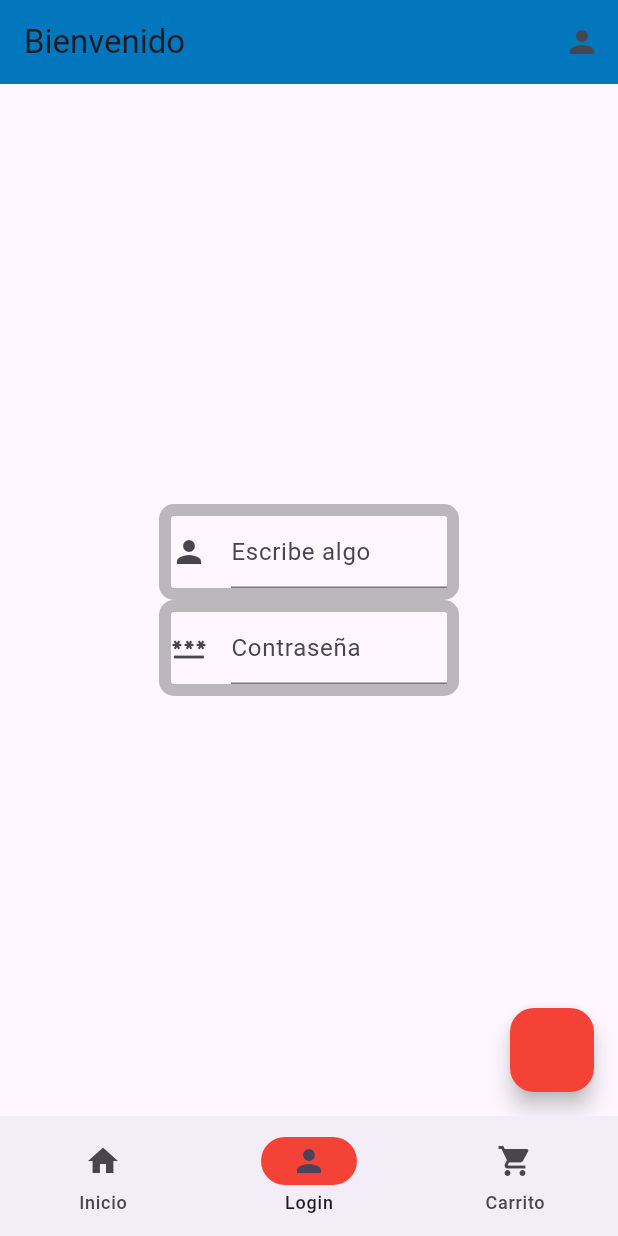
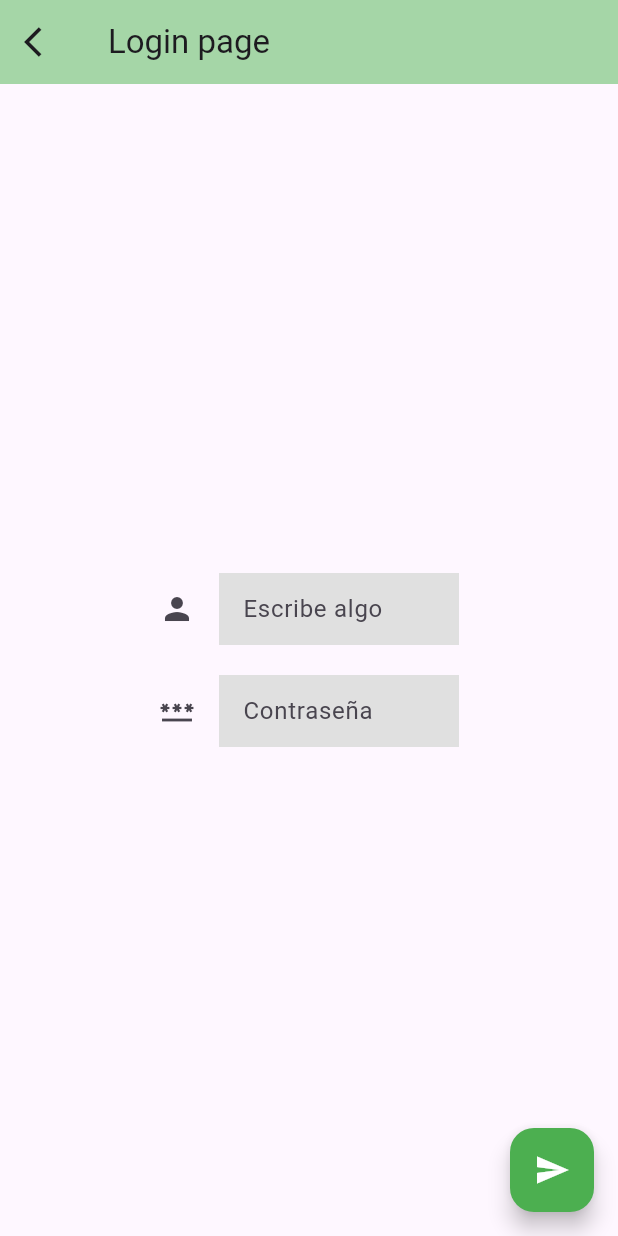
Before and after one commit to DamnProyect/cambiosZaid, a Flutter app: the screen it shows after launch, item 2 of the bottom bar chosen, after a tap on the "person" icon, on a phone screen of 412 x 824 dp. Run offline on Flutter 3.47's test engine with Material 3 defaults, Android fonts, the light colour scheme and no system bars; Roboto replaces fonts that are missing (Georgia).

Commit message:
Boton de login configurado, falta cambiar el saludo de bienvenida con el usuario

```diff
--- a/widgets_basicos/lib/main.dart
+++ b/widgets_basicos/lib/main.dart
@@ -1,9 +1,5 @@
-import 'dart:ffi';
-
 import 'package:flutter/material.dart';
-import 'package:widgets_basicos/products.dart';
-import 'package:widgets_basicos/screens/homeScreenGrid.dart';
-import 'package:widgets_basicos/screens/login.dart';
+import 'package:widgets_basicos/screens/Home_page.dart';
 import 'package:widgets_basicos/variables.dart';
 
 void main() {
@@ -19,61 +15,17 @@ class MyApp extends StatefulWidget {
 }
 
 class _MyAppState extends State<MyApp> {
-  int currentIndex = 0;
-
-  bool login = false;
-  final textControlerUsuario = TextEditingController();
-  final textControlerPass = TextEditingController();
-  String texto = "Bienvenido";
-  String pass = "";
-  String usuario = "";
-  bool mostarFloating = false;
-  // This widget is the root of your application.
   @override
   Widget build(BuildContext context) {
     return MaterialApp(
+      debugShowCheckedModeBanner: false,
       //Temas de la aplicacion, texto, colores etc
       theme: ThemeData(
         //Texto de la app
         fontFamily: 'Georgia',
       ),
-      home: Scaffold(
-        //AppBar
-        appBar: AppBar(
-          actions: [
-            //Icono que manda al logIN
-            IconButton(
-              onPressed: () {
-                setState(() {
-                  login = true;
-                });
-              },
-              icon: const Icon(Icons.person),
-            )
-          ],
-          backgroundColor: Colors.lightBlue[800],
-          title: Text(texto),
-        ),
-        body: [HomeScreenGrid(), LoginPage(), Container()][currentIndex],
-
-        bottomNavigationBar: NavigationBar(
-          destinations: const [
-            NavigationDestination(icon: Icon(Icons.home), label: "Inicio"),
-            NavigationDestination(icon: Icon(Icons.person), label: "Login"),
-            NavigationDestination(
-              icon: Icon(Icons.shopping_cart),
-              label: "Carrito",
-            ),
-          ],
-          selectedIndex: currentIndex,
-          indicatorColor: Colors.red,
-          onDestinationSelected: (value) {
-            setState(() {
-              currentIndex = value;
-            });
-          },
-        ),
-      ),
+      //La propiedad home es el inicio de la app, desde alli ya se manejan los demas widget que la componen
+      home: HomePage(),
     );
   }
 }
--- /dev/null
+++ b/widgets_basicos/lib/screens/Home_page.dart
@@ -0,0 +1,72 @@
+import 'package:flutter/material.dart';
+import 'package:widgets_basicos/screens/carrito.dart';
+import 'package:widgets_basicos/screens/homeScreenGrid.dart';
+import 'package:widgets_basicos/screens/login.dart';
+
+class HomePage extends StatefulWidget {
+  //Declaro que le pasare el usuario
+  const HomePage({super.key});
+
+  @override
+  State<HomePage> createState() => _HomePageState();
+}
+
+class _HomePageState extends State<HomePage> {
+  //Index con el que comienza el bottombar
+  int currentIndex = 0;
+  String saludo = "Bienvenido";
+  // This widget is the root of your application.
+  @override
+  Widget build(BuildContext context) {
+    return Scaffold(
+      //AppBar
+      appBar: AppBar(
+        actions: [
+          //Icono que manda al logIn
+          IconButton(
+            onPressed: () {
+              Navigator.of(context).push(
+                MaterialPageRoute(
+                  builder: (BuildContext context) {
+                    return const LoginPage();
+                  },
+                ),
+              );
+            },
+            icon: const Icon(
+              Icons.person,
+              color: Colors.white,
+            ),
+          )
+        ],
+        backgroundColor: Colors.lightBlue[800],
+        title: Text(saludo),
+        foregroundColor: Colors.white,
+      ),
+      body: [
+        //Listado de paginas que se mostraran en el centro de al app, es un array
+        //que cambia segun el index del bottombar
+        HomeScreenGrid(),
+        CarritoPage(),
+      ][currentIndex],
+      //Navigation bar
+      bottomNavigationBar: NavigationBar(
+        destinations: const [
+          NavigationDestination(icon: Icon(Icons.home), label: "Inicio"),
+          NavigationDestination(
+            icon: Icon(Icons.shopping_cart),
+            label: "Carrito",
+          ),
+        ],
+        selectedIndex: currentIndex,
+        indicatorColor: Colors.red,
+        onDestinationSelected: (value) {
+          //Hace el cambio del contenido, modificando el estado.
+          setState(() {
+            currentIndex = value;
+          });
+        },
+      ),
+    );
+  }
+}
--- /dev/null
+++ b/widgets_basicos/lib/screens/carrito.dart
@@ -0,0 +1,17 @@
+import 'package:flutter/material.dart';
+
+class CarritoPage extends StatelessWidget {
+  const CarritoPage({super.key});
+
+  @override
+  Widget build(BuildContext context) {
+    return Scaffold(
+      body: Center(
+        child: ElevatedButton(
+          onPressed: () {},
+          child: Text("login"),
+        ),
+      ),
+    );
+  }
+}
--- a/widgets_basicos/lib/screens/homeScreenGrid.dart
+++ b/widgets_basicos/lib/screens/homeScreenGrid.dart
@@ -1,5 +1,4 @@
 import 'package:flutter/material.dart';
-import 'package:widgets_basicos/products.dart';
 import 'package:widgets_basicos/variables.dart';
 
 class HomeScreenGrid extends StatelessWidget {
@@ -9,11 +8,17 @@ class HomeScreenGrid extends StatelessWidget {
 
   @override
   Widget build(BuildContext context) {
-    return GridView.count(
-      crossAxisSpacing: 0.0,
-      mainAxisSpacing: 0.0,
-      crossAxisCount: 2,
-      children: listadoProductos,
+    return Container(
+      margin: const EdgeInsets.only(top: 30),
+      child: GridView.count(
+        //Espacio entre los elementos del grid
+        crossAxisSpacing: 0.0,
+        mainAxisSpacing: 0.0,
+        //Indico el numero de filas
+        crossAxisCount: 2,
+        //Le paso el listado de productos al grid
+        children: listadoProductos,
+      ),
     );
   }
 }
--- a/widgets_basicos/lib/screens/login.dart
+++ b/widgets_basicos/lib/screens/login.dart
@@ -1,4 +1,5 @@
 import 'package:flutter/material.dart';
+import 'package:widgets_basicos/screens/Home_page.dart';
 
 class LoginPage extends StatefulWidget {
   const LoginPage({super.key});
@@ -10,18 +11,6 @@ class LoginPage extends StatefulWidget {
 class _LoginPageState extends State<LoginPage> {
   int currentIndex = 0;
 
-  void indexChange(int valor) {
-    setState(() {
-      currentIndex = valor;
-    });
-  }
-
-  void changeName(String valor) {
-    setState(() {
-      texto = valor;
-    });
-  }
-
   bool verificarPassword(String password, String user) {
     if (pass == "123" && usuario == "zaid") {
       return true;
@@ -30,92 +19,96 @@ class _LoginPageState extends State<LoginPage> {
     }
   }
 
+  // Guardan el contenido del textField
   final textControlerUsuario = TextEditingController();
   final textControlerPass = TextEditingController();
-  String texto = "Bienvenido";
+
   String pass = "";
   String usuario = "";
+  String saludo = "";
+
   @override
   Widget build(BuildContext context) {
     return MaterialApp(
       debugShowCheckedModeBanner: false,
       home: Scaffold(
-        body:
-            //const HomeScreenGrid(),
-            Center(
+        appBar: AppBar(
+          backgroundColor: Colors.green[200],
+          title: const Text("Login page"),
+          leading: IconButton(
+            onPressed: () {
+              Navigator.of(context).pop();
+            },
+            icon: const Icon(Icons.arrow_back_ios),
+          ),
+        ),
+        body: Center(
           child: Column(
             mainAxisAlignment: MainAxisAlignment.center,
             children: [
               Container(
                 width: 200,
-                decoration: BoxDecoration(
-                  borderRadius: BorderRadius.circular(10),
-                  border: Border.all(
-                    color: Colors.black26,
-                    width: 8,
-                  ),
-                ),
                 child: TextField(
+                  //TextFiel usuario
                   controller: textControlerUsuario,
                   autofocus: false,
-                  onSubmitted: (value) {
-                    usuario = textControlerUsuario.text;
-                    pass = textControlerPass.text;
-                  },
-                  decoration: const InputDecoration(
-                      icon: Icon(Icons.person),
+                  decoration: InputDecoration(
+                      icon: const Icon(Icons.person),
                       hintText: "Escribe algo",
-                      fillColor: Colors.yellow,
-                      focusColor: Colors.blue),
+                      fillColor: Colors.grey.shade300,
+                      focusColor: Colors.blue,
+                      border: InputBorder.none,
+                      filled: true),
                   cursorColor: Colors.indigoAccent,
                 ),
               ),
-              Container(
+              const SizedBox(
+                height: 20,
+              ),
+              SizedBox(
+                //TextField del password
                 width: 200,
-                decoration: BoxDecoration(
-                  borderRadius: BorderRadius.circular(10),
-                  border: Border.all(
-                    color: Colors.black26,
-                    width: 8,
-                  ),
-                ),
                 child: TextField(
                   controller: textControlerPass,
                   autofocus: false,
-                  onSubmitted: (value) {
-                    pass = textControlerPass.text;
-                  },
-                  decoration: const InputDecoration(
-                      icon: Icon(Icons.password),
+                  decoration: InputDecoration(
+                      icon: const Icon(Icons.password),
                       hintText: "Contraseña",
-                      fillColor: Colors.yellow,
-                      focusColor: Colors.blue),
+                      fillColor: Colors.grey.shade300,
+                      border: InputBorder.none,
+                      focusColor: Colors.blue,
+                      filled: true),
                   cursorColor: Colors.indigoAccent,
                 ),
               ),
             ],
           ),
         ),
-
         floatingActionButton: FloatingActionButton(
           onPressed: () {
-            if (verificarPassword(pass, usuario) == true) {
-              changeName("Login correcto");
-              textControlerUsuario.clear();
-              textControlerPass.clear();
+            Navigator.of(context).pop();
+
+            //Limpia los campos
+            textControlerUsuario.clear();
+            textControlerPass.clear();
+
+            /*   if (verificarPassword(pass, usuario) == true) {
+
             } else {
-              changeName("Login erroneo");
               textControlerUsuario.clear();
               textControlerPass.clear();
             }
             print("***********************************************");
 
             print(usuario);
-            print(pass);
+            print(pass); */
           },
-          backgroundColor: Colors.red,
+          backgroundColor: Colors.green,
+          child: const Icon(
+            Icons.send,
+            color: Colors.white,
+          ),
         ),
-        //Linea del bottom navigation var
       ),
     );
   }
--- a/widgets_basicos/lib/variables.dart
+++ b/widgets_basicos/lib/variables.dart
@@ -1,4 +1,3 @@
-import 'package:flutter/material.dart';
 import 'package:widgets_basicos/products.dart';
 
 List<ProductWidget> listadoProductos = [];
```
